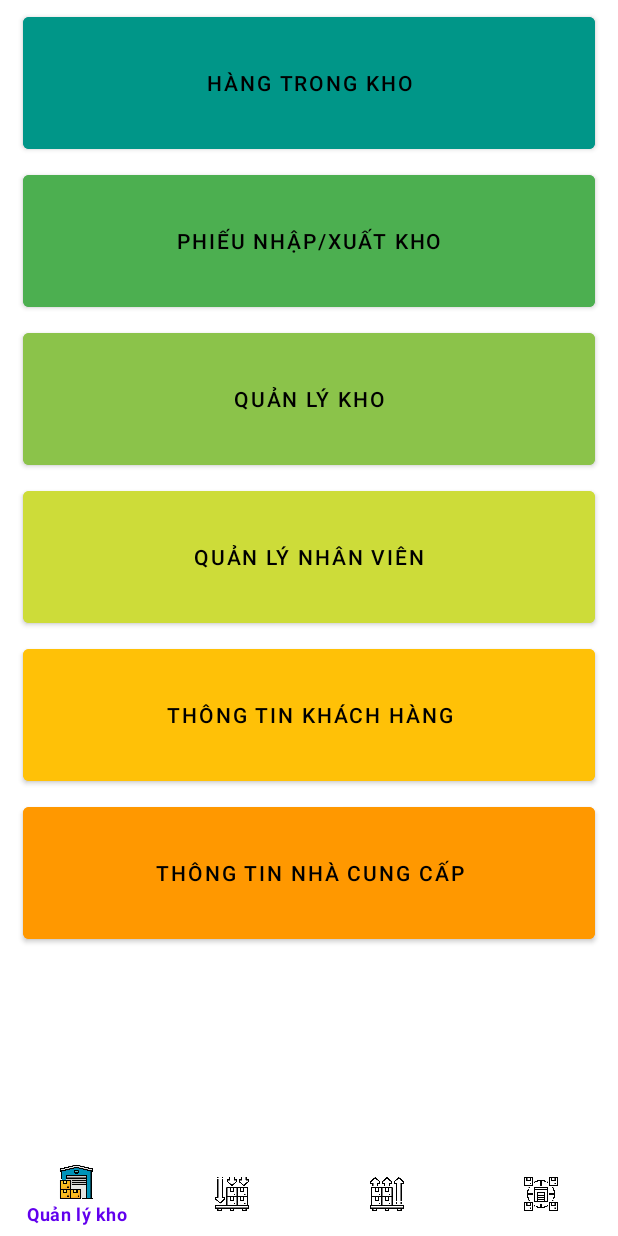
After one commit to hoangso7/WarehouseManagement, an Android app: the fragment DashboardFragment placed in its activity, on a phone screen of 412 x 824 dp. The commit adds this screen. Run offline under Robolectric (Android 15) with nearby library versions, the phone set to English and light mode, and no system bars.

Commit message:
dashboard

```diff
--- a/app/src/main/java/com/midterm/proj/warehousemanagement/MainActivity.java
+++ b/app/src/main/java/com/midterm/proj/warehousemanagement/MainActivity.java
@@ -14,6 +14,7 @@ import com.midterm.proj.warehousemanagement.database.SqliteDatabaseHelper;
 import com.midterm.proj.warehousemanagement.fragment.AddExportTicketFragment;
 import com.midterm.proj.warehousemanagement.fragment.AddImportTicketFragment;
 import com.midterm.proj.warehousemanagement.fragment.AddProductFragment;
+import com.midterm.proj.warehousemanagement.fragment.DashboardFragment;
 import com.midterm.proj.warehousemanagement.fragment.WarehouseManagementFragment;
 import com.midterm.proj.warehousemanagement.warehouse.ExportTicket;
 import com.midterm.proj.warehousemanagement.warehouse.ImportTicket;
@@ -61,14 +62,14 @@ public class MainActivity extends AppCompatActivity {
 
     }
 
-    private BottomNavigationView.OnNavigationItemSelectedListener navListener =
+    private final BottomNavigationView.OnNavigationItemSelectedListener navListener =
             new BottomNavigationView.OnNavigationItemSelectedListener() {
                 @Override
                 public boolean onNavigationItemSelected(@NonNull MenuItem item) {
                     Fragment selectedFragment = null;
                     switch (item.getItemId()){
                         case R.id.item_warehouses_management:
-                            selectedFragment = new WarehouseManagementFragment();
+                            selectedFragment = new DashboardFragment();
                             break;
                         case R.id.item_import_ticket:
                             selectedFragment = new AddImportTicketFragment();
--- a/app/src/main/java/com/midterm/proj/warehousemanagement/constant/CreateTable.java
+++ b/app/src/main/java/com/midterm/proj/warehousemanagement/constant/CreateTable.java
@@ -8,8 +8,8 @@ public class CreateTable {
             +Constants.IMPORT_TICKET_CREATION_DATE + "TEXT NOT NULL, "
             +Constants.IMPORT_TICKET_NUMBER_OF_PRODUCTS + "INTEGER NOT NULL, "
             +"PRIMARY KEY("+Constants._EMPLOYEE_ID+","+Constants._WAREHOUSE_ID+"), "
-            +"FOREIGN KEY (" + Constants.IMPORT_TICKET_PRODUCTS_ID_FK + ") REFERENCES " + Constants.PRODUCT_TABLE + "(" + Constants._PRODUCT_ID + ") ON UPDATE CASCADE ON DELETE CASCADE, "
-            +"FOREIGN KEY (" + Constants.IMPORT_TICKET_SUPPLIER_ID_FK + ") REFERENCES " + Constants.SUPPLIER_TABLE + "(" + Constants._SUPPLIER_ID + ") ON UPDATE CASCADE ON DELETE CASCADE, "
+            +"FOREIGN KEY (" + Constants.IMPORT_TICKET_PRODUCTS_ID_FK + ") REFERENCES " + Constants.PRODUCT_TABLE + "(" + Constants._PRODUCT_ID + ") ON UPDATE CASCADE, "
+            +"FOREIGN KEY (" + Constants.IMPORT_TICKET_SUPPLIER_ID_FK + ") REFERENCES " + Constants.SUPPLIER_TABLE + "(" + Constants._SUPPLIER_ID + ") ON UPDATE CASCADE, "
             +")";
 
     public static String CREATE_SUPPLIER_TABLE =
@@ -46,9 +46,9 @@ public class CreateTable {
             "CREATE TABLE " + Constants.EXPORT_TICKET_TABLE + "("
             +Constants._EXPORT_TICKET_ID+ "INTEGER PRIMARY KEY AUTOINCREMENT, "
             +Constants.EXPORT_TICKET_CREATION_DATE+" TEXT NOT NULL, "
-            +"FOREIGN KEY (" + Constants.EMPLOYEE_ID_FK + ") REFERENCES " + Constants.EMPLOYEE_TABLE + "(" + Constants.__EMPLOYEE_ID + ") ON UPDATE CASCADE ON DELETE CASCADE, "
-            +"FOREIGN KEY (" + Constants.CUSTOMER_ID_FK + ") REFERENCES " + Constants.CUSTOMER_TABLE + "(" + Constants.CUSTOMER_ID + ") ON UPDATE CASCADE ON DELETE CASCADE, "
-            +"FOREIGN KEY (" + Constants.WAREHOUSE_ID_FK + ") REFERENCES " + Constants.WAREHOUSE_TABLE + "(" + Constants._WAREHOUSE_ID + ") ON UPDATE CASCADE ON DELETE CASCADE, "
+            +"FOREIGN KEY (" + Constants.EMPLOYEE_ID_FK + ") REFERENCES " + Constants.EMPLOYEE_TABLE + "(" + Constants.__EMPLOYEE_ID + ") ON UPDATE CASCADE, "
+            +"FOREIGN KEY (" + Constants.CUSTOMER_ID_FK + ") REFERENCES " + Constants.CUSTOMER_TABLE + "(" + Constants.CUSTOMER_ID + ") ON UPDATE CASCADE, "
+            +"FOREIGN KEY (" + Constants.WAREHOUSE_ID_FK + ") REFERENCES " + Constants.WAREHOUSE_TABLE + "(" + Constants._WAREHOUSE_ID + ") ON UPDATE CASCADE, "
             +")";
 
     public static String CREATE_EXPORT_TICKET_DETAIL_TABLE =
--- /dev/null
+++ b/app/src/main/java/com/midterm/proj/warehousemanagement/fragment/DashboardFragment.java
@@ -0,0 +1,34 @@
+package com.midterm.proj.warehousemanagement.fragment;
+
+import android.os.Bundle;
+import android.view.LayoutInflater;
+import android.view.View;
+import android.view.ViewGroup;
+
+import androidx.annotation.NonNull;
+import androidx.annotation.Nullable;
+import androidx.fragment.app.Fragment;
+
+import com.midterm.proj.warehousemanagement.R;
+
+public class DashboardFragment extends Fragment {
+
+    @Nullable
+    @Override
+    public View onCreateView(@NonNull LayoutInflater inflater, @Nullable ViewGroup container, @Nullable Bundle savedInstanceState) {
+        return inflater.inflate(R.layout.fragment_main_dashboard, container, false);
+    }
+
+    @Override
+    public void onViewCreated(@NonNull View view, @Nullable Bundle savedInstanceState) {
+        super.onViewCreated(view, savedInstanceState);
+        setControl();
+        setEvent();
+    }
+
+    private void setEvent() {
+    }
+
+    private void setControl() {
+    }
+}
--- /dev/null
+++ b/app/src/main/res/layout/fragment_main_dashboard.xml
@@ -0,0 +1,74 @@
+<?xml version="1.0" encoding="utf-8"?>
+<LinearLayout
+    xmlns:android="http://schemas.android.com/apk/res/android"
+    android:layout_width="match_parent"
+    android:layout_height="match_parent"
+    android:orientation="vertical">
+    <Button
+        android:id="@+id/btn_instock"
+        android:layout_width="match_parent"
+        android:layout_height="100dp"
+        android:layout_marginRight="15dp"
+        android:layout_marginLeft="15dp"
+        android:layout_marginTop="5dp"
+        android:text="HÀNG TRONG KHO"
+        android:backgroundTint="#009688"
+        android:textColor="#000"
+        />
+    <Button
+        android:id="@+id/btn_tickets_list"
+        android:layout_width="match_parent"
+        android:layout_height="100dp"
+        android:layout_marginRight="15dp"
+        android:layout_marginLeft="15dp"
+        android:layout_marginTop="5dp"
+        android:text="PHIẾU NHẬP/XUẤT KHO"
+        android:backgroundTint="#4CAF50"
+        android:textColor="#000"
+        />
+    <Button
+        android:id="@+id/btn_warehouse_management"
+        android:layout_width="match_parent"
+        android:layout_height="100dp"
+        android:layout_marginRight="15dp"
+        android:layout_marginLeft="15dp"
+        android:layout_marginTop="5dp"
+        android:text="QUẢN LÝ KHO"
+        android:backgroundTint="#8BC34A"
+        android:textColor="#000"
+        />
+    <Button
+        android:id="@+id/btn_employee_info"
+        android:layout_width="match_parent"
+        android:layout_height="100dp"
+        android:layout_marginRight="15dp"
+        android:layout_marginLeft="15dp"
+        android:layout_marginTop="5dp"
+        android:text="QUẢN LÝ NHÂN VIÊN"
+        android:backgroundTint="#CDDC39"
+        android:textColor="#000"
+        />
+    <Button
+        android:id="@+id/btn_customer_info"
+        android:layout_width="match_parent"
+        android:layout_height="100dp"
+        android:layout_marginRight="15dp"
+        android:layout_marginLeft="15dp"
+        android:layout_marginTop="5dp"
+        android:text="THÔNG TIN KHÁCH HÀNG"
+        android:backgroundTint="#FFC107"
+        android:textColor="#000"
+        />
+    <Button
+        android:id="@+id/btn_supplier_info"
+        android:layout_width="match_parent"
+        android:layout_height="100dp"
+        android:layout_marginRight="15dp"
+        android:layout_marginLeft="15dp"
+        android:layout_marginTop="5dp"
+        android:text="THÔNG TIN NHÀ CUNG CẤP"
+        android:backgroundTint="#FF9800"
+        android:textColor="#000"
+        />
+
+</LinearLayout>
```
